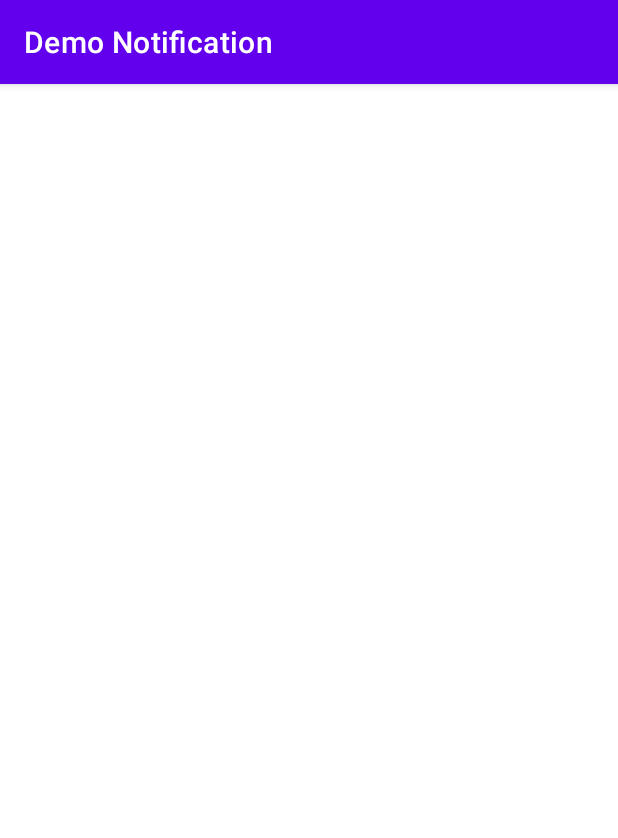
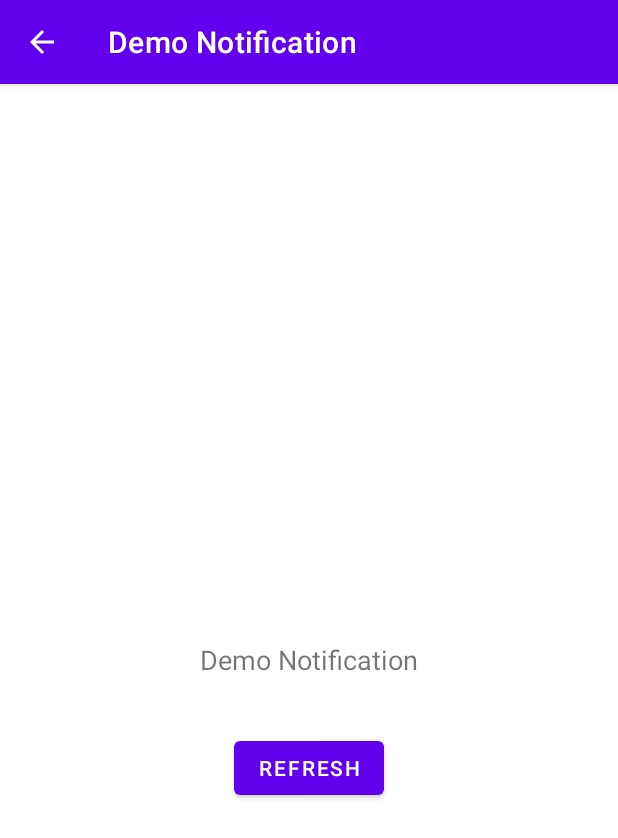
Before and after one commit to HemalBrahmbhatt/MyDemo1, an Android app: the DateAndTimeActivity screen opened directly, with no data from a screen before it, on a phone screen of 412 x 824 dp. Shown: the top 838 px of the screen. Run offline under Robolectric (Android 15) with nearby library versions, the phone set to English and light mode, and no system bars.

Commit message:
Commit DT3

```diff
--- a/app/src/main/AndroidManifest.xml
+++ b/app/src/main/AndroidManifest.xml
@@ -14,7 +14,8 @@
         <activity android:name=".DateAndTimeActivity"/>
         <activity android:name=".ReViewActivity2" />
         <activity android:name=".NotificationActivity" />
-        <activity android:name=".MainActivity">
+        <activity android:name=".MainActivity"
+            android:exported="true">
             <intent-filter>
                 <action android:name="android.intent.action.MAIN" />
 
--- a/app/src/main/java/com/example/mydemo/DateAndTimeActivity.kt
+++ b/app/src/main/java/com/example/mydemo/DateAndTimeActivity.kt
@@ -1,11 +1,47 @@
 package com.example.mydemo
 
+import android.app.DatePickerDialog
 import androidx.appcompat.app.AppCompatActivity
 import android.os.Bundle
+import android.view.MenuItem
+import android.widget.Button
+import android.widget.TextView
+import java.util.*
 
 class DateAndTimeActivity : AppCompatActivity() {
     override fun onCreate(savedInstanceState: Bundle?) {
         super.onCreate(savedInstanceState)
         setContentView(R.layout.activity_date_and_time)
+        supportActionBar?.setDisplayHomeAsUpEnabled(true)
+        val rBtn = findViewById<Button>(R.id.btn_dt)
+        val dTxt = findViewById<TextView>(R.id.txt_date)
+
+        rBtn.setOnClickListener {
+            val date : Date = Calendar.getInstance().time
+            dTxt.text = date.toString()
+
+        }
+
+        dTxt.setOnClickListener {
+            val c = Calendar.getInstance()
+            val tYear = c.get(Calendar.YEAR)
+            val month = c.get(Calendar.MONTH)
+            val day = c.get(Calendar.DAY_OF_MONTH)
+
+
+            DatePickerDialog(this,
+                { _, year, monthOfYear, dayOfMonth ->
+
+                    // Display Selected date in text
+                    val d = "$dayOfMonth / ${monthOfYear+1} / $year"
+                    dTxt.text = d
+
+                }, tYear, month, day).show()
+        }
+    }
+
+    override fun onOptionsItemSelected(item: MenuItem): Boolean {
+        finish()
+        return super.onOptionsItemSelected(item)
     }
 }
--- a/app/src/main/java/com/example/mydemo/MainActivity.kt
+++ b/app/src/main/java/com/example/mydemo/MainActivity.kt
@@ -50,6 +50,10 @@ class MainActivity : AppCompatActivity(), NavigationView.OnNavigationItemSelecte
                 i1 = Intent(this, ReViewActivity2::class.java)
                 startActivity(i1)
             }
+            R.id.nav_i_dt -> {
+                i1 = Intent(this, DateAndTimeActivity::class.java)
+                startActivity(i1)
+            }
         }
         return true
     }
--- a/app/src/main/java/com/example/mydemo/NotificationActivity.kt
+++ b/app/src/main/java/com/example/mydemo/NotificationActivity.kt
@@ -5,7 +5,6 @@ import android.app.NotificationManager
 import android.app.PendingIntent
 import android.content.Context
 import android.content.Intent
-import android.os.Build
 import android.os.Bundle
 import android.view.MenuItem
 import android.widget.Button
@@ -73,7 +72,6 @@ class NotificationActivity : AppCompatActivity() {
     private fun createNotificationChannel() {
         // Create the NotificationChannel, but only on API 26+ because
         // the NotificationChannel class is new and not in the support library
-        if (Build.VERSION.SDK_INT >= Build.VERSION_CODES.O) {
         val name = getString(R.string.notification)
         val descriptionText = getString(R.string.al_msg)
         val importance = NotificationManager.IMPORTANCE_DEFAULT
@@ -85,7 +83,6 @@ class NotificationActivity : AppCompatActivity() {
             getSystemService(Context.NOTIFICATION_SERVICE) as NotificationManager
         notificationManager.createNotificationChannel(channel)
     }
-    }
 
     override fun onOptionsItemSelected(item: MenuItem): Boolean {
         finish()
--- a/app/src/main/res/layout/activity_date_and_time.xml
+++ b/app/src/main/res/layout/activity_date_and_time.xml
@@ -3,6 +3,26 @@
     xmlns:tools="http://schemas.android.com/tools"
     android:layout_width="match_parent"
     android:layout_height="match_parent"
-    tools:context=".DateAndTimeActivity">
+    tools:context=".DateAndTimeActivity"
+    android:padding="16dp">
+
+    <TextView
+        android:id="@+id/txt_date"
+        android:layout_width="wrap_content"
+        android:layout_height="wrap_content"
+        android:layout_centerInParent="true"
+        android:textSize="18sp"
+        android:text="@string/app_name"
+        android:clickable="true"
+        android:focusable="true"
+        />
+    <Button
+        android:id="@+id/btn_dt"
+        android:layout_width="wrap_content"
+        android:layout_height="wrap_content"
+        android:layout_below="@id/txt_date"
+        android:layout_centerHorizontal="true"
+        android:layout_marginTop="36dp"
+        android:text="@string/refresh"/>
 
 </RelativeLayout>
--- a/app/src/main/res/menu/nav_d.xml
+++ b/app/src/main/res/menu/nav_d.xml
@@ -13,4 +13,9 @@
         android:id="@+id/nav_i_rv"
         android:icon="@drawable/ic_notes"
         android:title="@string/recycle_view" />
+    <item
+        android:id="@+id/nav_i_dt"
+        android:icon="@drawable/ic_date"
+        android:title="@string/date_time"/>
+
 </menu>
--- a/app/src/main/res/values/strings.xml
+++ b/app/src/main/res/values/strings.xml
@@ -18,4 +18,6 @@
     <string name="menu_gallery">Gallery</string>
     <string name="menu_slideshow">Slideshow</string>
     <string name="todo">TODO</string>
+    <string name="refresh">Refresh</string>
+    <string name="date_time"><![CDATA[Date & Time]]></string>
 </resources>
```
Also changed, not shown: app/src/main/res/drawable/ic_date.xml (added, +10 -0 lines). Lines whose indentation alone changed are shown as unchanged.
